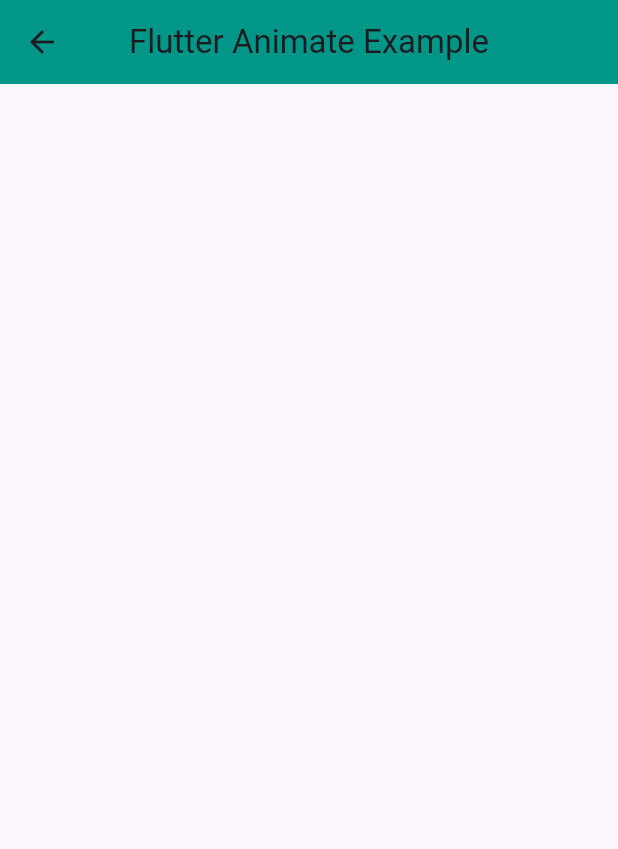
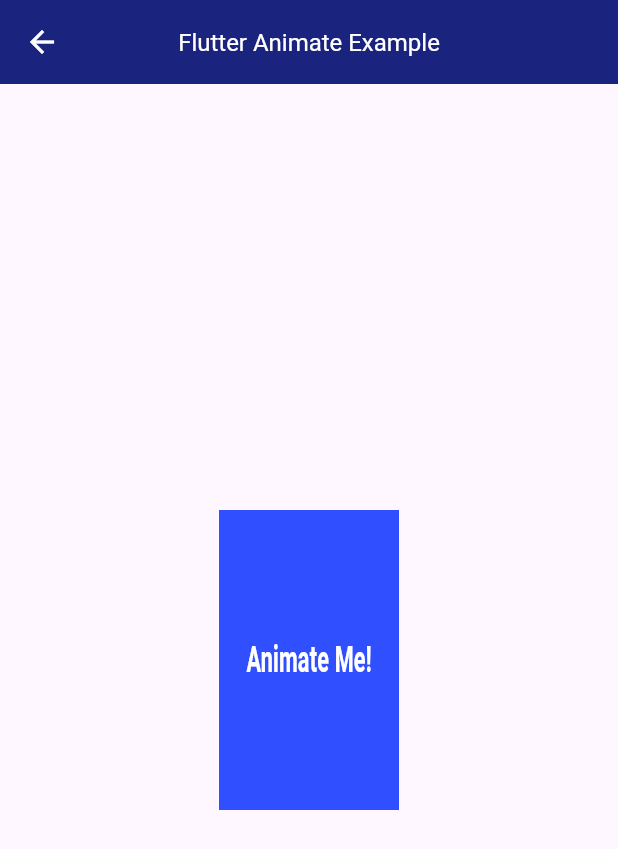
Before and after one commit to Shehryar-dev/useful_packages, a Flutter app: the FlutterAnimateExample screen opened directly, on a phone screen of 412 x 824 dp. Shown: the top 849 px of the screen. Run offline on Flutter 3.47's test engine with Material 3 defaults, Android fonts, the phone set to English and light mode, and no system bars; drawn by our look-alikes of flutter_animate; our stand-ins replace animate_do, animated_list_plus, device_preview, flutter_rating_bar, flutter_staggered_animations, fluttertoast and 3 more; missing offline and left inert: feedback.

Commit message:
Code Update

```diff
--- a/lib/packages/10_flutter_animated/flutter_animated.dart
+++ b/lib/packages/10_flutter_animated/flutter_animated.dart
@@ -8,26 +8,28 @@ class FlutterAnimateExample extends StatelessWidget {
   Widget build(BuildContext context) {
     return Scaffold(
       appBar: AppBar(
-        title: const Text('Flutter Animate Example'),
-        backgroundColor: Colors.teal,
+        title: Text('Flutter Animate Example', style: TextStyle(color: Colors.white, fontSize: 16),),
+        backgroundColor: Colors.indigo.shade900,
+        iconTheme: IconThemeData(color: Colors.white),
         centerTitle: true,
       ),
       body: Center(
         child: Container(
           width: 200,
           height: 200,
-          color: Colors.tealAccent,
+          color: Colors.indigoAccent.shade700,
           child: const Center(
             child: Text(
               'Animate Me!',
-              style: TextStyle(fontSize: 24, fontWeight: FontWeight.bold),
+              style: TextStyle(color: Colors.white, fontSize: 24, fontWeight: FontWeight.bold),
             ),
           ),
         )
             .animate()
             .fadeIn(duration: 500.ms)
-            .scale(begin: Offset(0, 1), end: Offset.zero, duration: 500.ms)
-            .slide(begin: const Offset(0, 1), end: Offset.zero, duration: 500.ms),
+            .scale(begin: Offset(0.2, 0.5), end: Offset(0.6, 1.0), duration: 500.ms)
+            .slide(begin: const Offset(0, 1), end: Offset.zero, duration: 500.ms)
+
       ),
     );
   }
```
